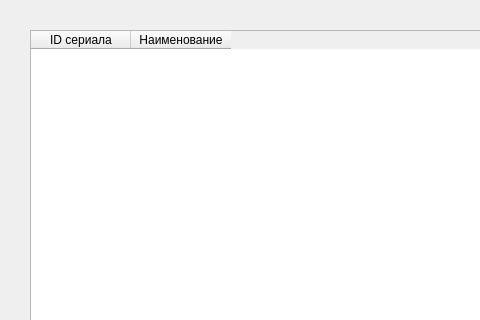
First picture: the form in Parser/UI/form.ui, repository Zhmot666/DZ, before the edit; both pictures show x 0 to 480 and y 0 to 320 of the 741 by 519 pixel window.
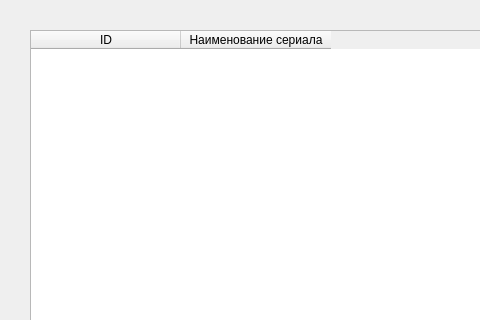
Second picture: the form after the edit. Icons and pictures are not drawn.

The edit to the form file:
```diff
--- a/Parser/UI/form.ui
+++ b/Parser/UI/form.ui
@@ -110,14 +110,17 @@
      <verstretch>0</verstretch>
     </sizepolicy>
    </property>
+   <attribute name="horizontalHeaderDefaultSectionSize">
+    <number>150</number>
+   </attribute>
    <column>
     <property name="text">
-     <string>ID сериала</string>
+     <string>ID</string>
     </property>
    </column>
    <column>
     <property name="text">
-     <string>Наименование</string>
+     <string>Наименование сериала</string>
     </property>
    </column>
   </widget>
```
